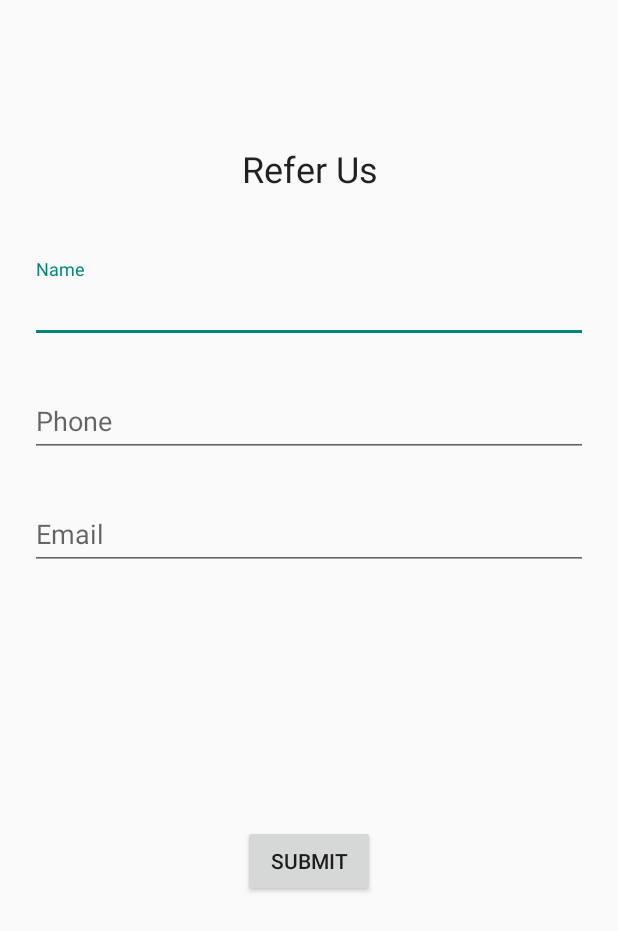
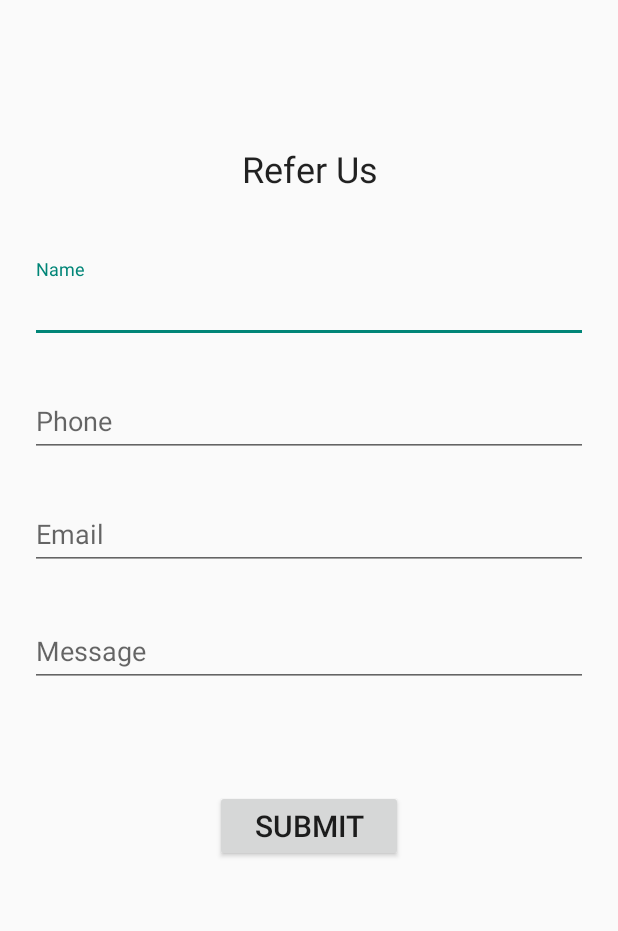
Before and after one commit to arjangupta/plains_paris_referral_app, an Android app: the GetReferralInfo screen opened directly, with no data from a screen before it, on a phone screen of 412 x 824 dp. Shown: the top 931 px of the screen. Run offline under Robolectric (Android 15) with nearby library versions, the phone set to English and light mode, and no system bars.

Commit message:
Move the submit button closer to the message

```diff
--- a/app/src/main/res/layout/activity_get_referral_info.xml
+++ b/app/src/main/res/layout/activity_get_referral_info.xml
@@ -82,11 +82,10 @@
     <android.support.design.widget.TextInputLayout
         android:id="@+id/message_input_layout"
         android:layout_width="match_parent"
-        android:layout_height="200dp"
+        android:layout_height="100dp"
         android:layout_marginLeft="20dp"
         android:layout_marginRight="20dp"
-        android:layout_marginTop="230dp"
-        android:layout_marginBottom="425dp"
+        android:layout_marginBottom="300dp"
         app:layout_constraintBottom_toBottomOf="parent"
         app:layout_constraintEnd_toEndOf="parent"
         app:layout_constraintStart_toStartOf="parent"
@@ -100,11 +99,11 @@
 
     <Button
         android:id="@+id/button"
-        android:layout_width="wrap_content"
+        android:layout_width="125dp"
         android:layout_height="wrap_content"
-        android:layout_marginTop="40dp"
-        android:layout_marginBottom="120dp"
+        android:layout_marginBottom="225dp"
         android:text="Submit"
+        android:textSize="20dp"
         app:layout_constraintBottom_toBottomOf="parent"
         app:layout_constraintEnd_toEndOf="parent"
         app:layout_constraintStart_toStartOf="parent"
```
